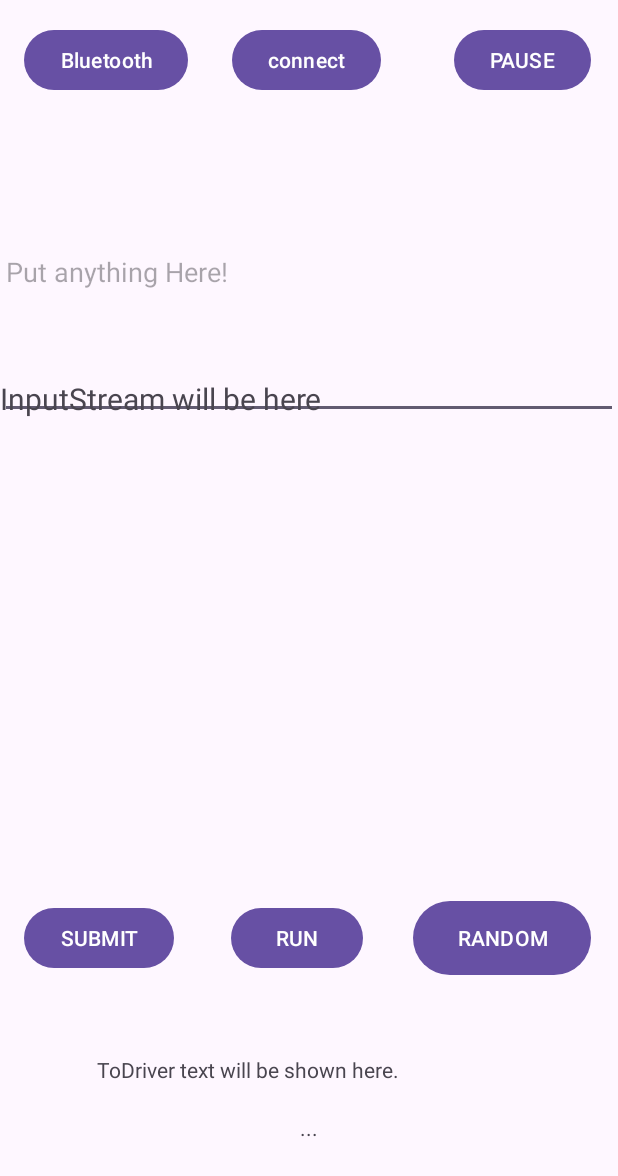
After one commit to femtelemetry/FEM21App, an Android app: the layout main_disp_temp.xml on its own in the app's theme, with its tools: preview values and no code run, on a phone screen of 412 x 824 dp. The commit adds this screen. Shown: the top 1176 px of the screen. Run offline under Robolectric (Android 15) with nearby library versions, the phone set to English and light mode, and no system bars.

Commit message:
Added Default Layout for Ignition/Starting (火入れ) Process

```diff
--- a/app/build.gradle.kts
+++ b/app/build.gradle.kts
@@ -10,7 +10,7 @@ android {
 
     defaultConfig {
         applicationId = "com.example.fem21application"
-        minSdk = 32
+        minSdk = 31
         targetSdk = 34
         versionCode = 1
         versionName = "1.0"
--- a/app/src/main/AndroidManifest.xml
+++ b/app/src/main/AndroidManifest.xml
@@ -17,7 +17,7 @@
         android:label="@string/app_name"
         android:roundIcon="@mipmap/ic_launcher_round"
         android:supportsRtl="true"
-        android:theme="@style/Theme.FEM21Application"
+        android:theme="@style/Base.Theme.FEM21Application"
         tools:targetApi="31">
 
         <service
--- /dev/null
+++ b/app/src/main/res/drawable/custom_batterybar.xml
@@ -0,0 +1,16 @@
+<layer-list xmlns:android="http://schemas.android.com/apk/res/android">
+    <item android:id="@android:id/background">
+        <shape>
+            <corners android:radius="5dp" />
+            <solid android:color="@color/black" /> <!-- Background color -->
+        </shape>
+    </item>
+    <item android:id="@android:id/progress">
+        <clip>
+            <shape>
+                <corners android:radius="5dp" />
+                <solid android:color="#00FF00"/>
+            </shape>
+        </clip>
+    </item>
+</layer-list>
--- /dev/null
+++ b/app/src/main/res/drawable/custom_solid.xml
@@ -0,0 +1,15 @@
+<layer-list xmlns:android="http://schemas.android.com/apk/res/android">
+    <item android:id="@android:id/background">
+        <shape>
+            <corners android:radius="5dp" />
+            <solid android:color="@color/white" /> <!-- Background color -->
+        </shape>
+    </item>
+    <item android:id="@android:id/progress">
+        <clip>
+            <shape>
+                <solid android:color="@color/white"/>
+            </shape>
+        </clip>
+    </item>
+</layer-list>
--- /dev/null
+++ b/app/src/main/res/layout-land/main_disp_temp.xml
@@ -0,0 +1,239 @@
+<?xml version="1.0" encoding="utf-8"?>
+<androidx.constraintlayout.widget.ConstraintLayout xmlns:android="http://schemas.android.com/apk/res/android"
+    xmlns:app="http://schemas.android.com/apk/res-auto"
+    xmlns:tools="http://schemas.android.com/tools"
+    android:layout_width="match_parent"
+    android:layout_height="match_parent"
+    tools:context=".MainActivity">
+
+    <EditText
+        android:id="@+id/textBox"
+        android:layout_width="0dp"
+        android:layout_height="0dp"
+        android:layout_marginTop="84dp"
+        android:layout_marginBottom="424dp"
+        android:autofillHints="Any Text"
+        android:hint="Put anything Here!"
+        android:inputType="text"
+        android:visibility="gone"
+        app:layout_constraintBottom_toTopOf="@+id/textView2"
+        app:layout_constraintEnd_toEndOf="parent"
+        app:layout_constraintStart_toStartOf="parent"
+        app:layout_constraintTop_toTopOf="parent" />
+
+    <ScrollView
+        android:id="@+id/scrollView"
+        android:layout_width="0dp"
+        android:layout_height="320dp"
+        android:visibility="gone"
+        app:layout_constraintBottom_toBottomOf="@+id/textView2"
+        app:layout_constraintEnd_toEndOf="parent"
+        app:layout_constraintHorizontal_bias="0.0"
+        app:layout_constraintStart_toStartOf="parent"
+        app:layout_constraintTop_toTopOf="parent"
+        app:layout_constraintVertical_bias="0.0">
+
+        <TextView
+            android:id="@+id/InputStream"
+            android:layout_width="match_parent"
+            android:layout_height="wrap_content"
+            android:maxLines="@integer/google_play_services_version"
+            android:scrollbars="vertical"
+            android:text="InputStream will be here\n"
+            android:textSize="20dp"
+            android:visibility="gone"
+            tools:layout_editor_absoluteY="178dp" />
+
+    </ScrollView>
+
+    <Button
+        android:id="@+id/randomButton"
+        android:layout_width="0dp"
+        android:layout_height="57dp"
+        android:layout_marginEnd="18dp"
+        android:text="RANDOM"
+        android:visibility="gone"
+        app:layout_constraintBaseline_toBaselineOf="@+id/runButton"
+        app:layout_constraintEnd_toEndOf="parent"
+        app:layout_constraintStart_toEndOf="@+id/runButton"
+        app:rippleColor="#03A9F4"
+        app:strokeColor="#03A9F4" />
+
+    <Button
+        android:id="@+id/submitButton"
+        android:layout_width="wrap_content"
+        android:layout_height="wrap_content"
+        android:layout_marginStart="16dp"
+        android:layout_marginEnd="38dp"
+        android:text="SUBMIT"
+        android:visibility="gone"
+        app:layout_constraintBaseline_toBaselineOf="@+id/runButton"
+        app:layout_constraintEnd_toStartOf="@+id/runButton"
+        app:layout_constraintStart_toStartOf="parent" />
+
+    <Button
+        android:id="@+id/runButton"
+        android:layout_width="wrap_content"
+        android:layout_height="wrap_content"
+        android:layout_marginTop="29dp"
+        android:layout_marginEnd="33dp"
+        android:text="RUN"
+        android:visibility="gone"
+        app:layout_constraintEnd_toStartOf="@+id/randomButton"
+        app:layout_constraintStart_toEndOf="@+id/submitButton"
+        app:layout_constraintTop_toBottomOf="@+id/scrollView" />
+
+    <Button
+        android:id="@+id/bluetoothButton"
+        android:layout_width="wrap_content"
+        android:layout_height="wrap_content"
+        android:layout_marginStart="16dp"
+        android:layout_marginTop="16dp"
+        android:text="Bluetooth"
+        android:visibility="gone"
+        app:layout_constraintEnd_toStartOf="@+id/connectButton"
+        app:layout_constraintHorizontal_chainStyle="spread_inside"
+        app:layout_constraintStart_toStartOf="parent"
+        app:layout_constraintTop_toTopOf="parent" />
+
+    <Button
+        android:id="@+id/connectButton"
+        android:layout_width="wrap_content"
+        android:layout_height="wrap_content"
+        android:layout_marginTop="16dp"
+        android:layout_marginEnd="20dp"
+        android:text="connect"
+        android:visibility="gone"
+        app:layout_constraintEnd_toStartOf="@+id/pauseButton"
+        app:layout_constraintStart_toEndOf="@+id/bluetoothButton"
+        app:layout_constraintTop_toTopOf="parent" />
+
+    <Button
+        android:id="@+id/pauseButton"
+        android:layout_width="wrap_content"
+        android:layout_height="wrap_content"
+        android:layout_marginTop="16dp"
+        android:layout_marginEnd="18dp"
+        android:text="PAUSE"
+        android:visibility="gone"
+        app:layout_constraintEnd_toEndOf="parent"
+        app:layout_constraintStart_toEndOf="@+id/connectButton"
+        app:layout_constraintTop_toTopOf="parent" />
+
+    <TextView
+        android:id="@+id/ToDriverText"
+        android:layout_width="333dp"
+        android:layout_height="78dp"
+        android:layout_marginStart="39dp"
+        android:layout_marginEnd="39dp"
+        android:layout_marginBottom="4dp"
+        android:text="..."
+        android:textAlignment="center"
+        android:visibility="gone"
+        app:layout_constraintBottom_toBottomOf="parent"
+        app:layout_constraintEnd_toEndOf="parent"
+        app:layout_constraintHorizontal_bias="0.0"
+        app:layout_constraintStart_toStartOf="parent" />
+
+    <TextView
+        android:id="@+id/textView2"
+        android:layout_width="283dp"
+        android:layout_height="25dp"
+        android:layout_marginStart="65dp"
+        android:layout_marginEnd="65dp"
+        android:layout_marginBottom="95dp"
+        android:text="ToDriver text will be shown here."
+        android:visibility="gone"
+        app:layout_constraintBottom_toBottomOf="parent"
+        app:layout_constraintEnd_toEndOf="parent"
+        app:layout_constraintStart_toStartOf="parent"
+        app:layout_constraintTop_toBottomOf="@+id/textBox" />
+
+
+
+
+
+    <ProgressBar
+        android:id="@+id/bttBar"
+        android:layout_width="match_parent"
+        android:layout_height="60dp"
+        style="@android:style/Widget.ProgressBar.Horizontal"
+        android:progressDrawable="@drawable/custom_batterybar"
+        android:max="100"
+        android:progress="50"
+        app:layout_constraintTop_toTopOf="parent"/>
+
+    <ImageView
+        android:layout_width="match_parent"
+        android:layout_height="5dp"
+        app:layout_constraintBottom_toBottomOf="@id/bttBar"
+        android:background="@drawable/custom_solid"
+        />
+
+    <androidx.constraintlayout.widget.ConstraintLayout
+        android:id="@+id/centerCell"
+        android:layout_width="250dp"
+        android:layout_height="0dp"
+        app:layout_constraintTop_toBottomOf="@id/bttBar"
+        app:layout_constraintBottom_toBottomOf="parent"
+        app:layout_constraintEnd_toEndOf="parent"
+        app:layout_constraintStart_toStartOf="parent"
+        android:gravity="center_horizontal">
+
+        <ImageView
+            android:id="@+id/hvSymbol"
+            android:layout_width="wrap_content"
+            android:layout_height="wrap_content"
+            app:layout_constraintEnd_toEndOf="parent"
+            app:layout_constraintStart_toStartOf="parent"
+            app:layout_constraintTop_toTopOf="parent"
+            android:layout_marginTop="20dp"
+            android:background="@drawable/hv"
+            />
+
+        <TextView
+            android:id="@+id/ignitionTitle"
+            android:layout_width="match_parent"
+            android:layout_height="wrap_content"
+            android:text="火入れ"
+            android:textSize="50dp"
+            android:textAlignment="center"
+            app:layout_constraintTop_toBottomOf="@id/hvSymbol"
+            />
+
+        <TextView
+            android:id="@+id/fieldVCMInfo"
+            android:layout_width="match_parent"
+            android:layout_height="0dp"
+            android:text="VCMInfo"
+            android:textSize="20dp"
+            android:gravity="center"
+            app:layout_constraintTop_toBottomOf="@id/ignitionTitle"
+            app:layout_constraintBottom_toBottomOf="parent"
+            />
+
+    </androidx.constraintlayout.widget.ConstraintLayout>
+
+    <RelativeLayout
+        android:id="@+id/leftCell"
+        android:layout_width="0dp"
+        android:layout_height="0dp"
+        app:layout_constraintTop_toBottomOf="@id/bttBar"
+        app:layout_constraintBottom_toBottomOf="parent"
+        app:layout_constraintEnd_toStartOf="@id/centerCell"
+        app:layout_constraintStart_toStartOf="parent">
+
+    </RelativeLayout>
+
+    <RelativeLayout
+        android:id="@+id/rightCell"
+        android:layout_width="250dp"
+        android:layout_height="0dp"
+        app:layout_constraintTop_toBottomOf="@id/bttBar"
+        app:layout_constraintBottom_toBottomOf="parent"
+        app:layout_constraintEnd_toEndOf="parent"
+        app:layout_constraintStart_toEndOf="@id/centerCell">
+
+    </RelativeLayout>
+
+</androidx.constraintlayout.widget.ConstraintLayout>
--- /dev/null
+++ b/app/src/main/res/layout/main_disp_temp.xml
@@ -0,0 +1,140 @@
+<?xml version="1.0" encoding="utf-8"?>
+<androidx.constraintlayout.widget.ConstraintLayout xmlns:android="http://schemas.android.com/apk/res/android"
+    xmlns:app="http://schemas.android.com/apk/res-auto"
+    xmlns:tools="http://schemas.android.com/tools"
+    android:layout_width="match_parent"
+    android:layout_height="match_parent"
+    tools:context=".MainActivity">
+
+    <EditText
+        android:id="@+id/textBox"
+        android:layout_width="0dp"
+        android:layout_height="0dp"
+        android:layout_marginTop="84dp"
+        android:layout_marginBottom="424dp"
+        android:autofillHints="Any Text"
+        android:hint="Put anything Here!"
+        android:inputType="text"
+        app:layout_constraintBottom_toTopOf="@+id/textView2"
+        app:layout_constraintEnd_toEndOf="parent"
+        app:layout_constraintStart_toStartOf="parent"
+        app:layout_constraintTop_toTopOf="parent" />
+
+    <ScrollView
+        android:id="@+id/scrollView"
+        android:layout_width="0dp"
+        android:layout_height="320dp"
+        app:layout_constraintBottom_toBottomOf="parent"
+        app:layout_constraintEnd_toEndOf="parent"
+        app:layout_constraintStart_toStartOf="parent"
+        app:layout_constraintTop_toTopOf="parent">
+
+        <TextView
+            android:id="@+id/InputStream"
+            android:layout_width="match_parent"
+            android:layout_height="wrap_content"
+            android:maxLines="@integer/google_play_services_version"
+            android:scrollbars="vertical"
+            android:text="InputStream will be here\n"
+            android:textSize="20dp"
+            tools:layout_editor_absoluteY="178dp" />
+
+    </ScrollView>
+
+    <Button
+        android:id="@+id/randomButton"
+        android:layout_width="0dp"
+        android:layout_height="57dp"
+        android:layout_marginEnd="18dp"
+        android:text="RANDOM"
+        app:layout_constraintBaseline_toBaselineOf="@+id/runButton"
+        app:layout_constraintEnd_toEndOf="parent"
+        app:layout_constraintStart_toEndOf="@+id/runButton"
+        app:rippleColor="#03A9F4"
+        app:strokeColor="#03A9F4" />
+
+    <Button
+        android:id="@+id/submitButton"
+        android:layout_width="wrap_content"
+        android:layout_height="wrap_content"
+        android:layout_marginStart="16dp"
+        android:layout_marginEnd="38dp"
+        android:text="SUBMIT"
+        app:layout_constraintBaseline_toBaselineOf="@+id/runButton"
+        app:layout_constraintEnd_toStartOf="@+id/runButton"
+        app:layout_constraintStart_toStartOf="parent" />
+
+    <Button
+        android:id="@+id/runButton"
+        android:layout_width="wrap_content"
+        android:layout_height="wrap_content"
+        android:layout_marginTop="29dp"
+        android:layout_marginEnd="33dp"
+        android:text="RUN"
+        app:layout_constraintEnd_toStartOf="@+id/randomButton"
+        app:layout_constraintStart_toEndOf="@+id/submitButton"
+        app:layout_constraintTop_toBottomOf="@+id/scrollView" />
+
+    <Button
+        android:id="@+id/bluetoothButton"
+        android:layout_width="wrap_content"
+        android:layout_height="wrap_content"
+        android:layout_marginStart="16dp"
+        android:layout_marginTop="16dp"
+        android:text="Bluetooth"
+        app:layout_constraintEnd_toStartOf="@+id/connectButton"
+        app:layout_constraintHorizontal_chainStyle="spread_inside"
+        app:layout_constraintStart_toStartOf="parent"
+        app:layout_constraintTop_toTopOf="parent" />
+
+    <Button
+        android:id="@+id/connectButton"
+        android:layout_width="wrap_content"
+        android:layout_height="wrap_content"
+        android:layout_marginTop="16dp"
+        android:layout_marginEnd="20dp"
+        android:text="connect"
+        app:layout_constraintEnd_toStartOf="@+id/pauseButton"
+        app:layout_constraintStart_toEndOf="@+id/bluetoothButton"
+        app:layout_constraintTop_toTopOf="parent" />
+
+    <Button
+        android:id="@+id/pauseButton"
+        android:layout_width="wrap_content"
+        android:layout_height="wrap_content"
+        android:layout_marginTop="16dp"
+        android:layout_marginEnd="18dp"
+        android:text="PAUSE"
+        app:layout_constraintEnd_toEndOf="parent"
+        app:layout_constraintStart_toEndOf="@+id/connectButton"
+        app:layout_constraintTop_toTopOf="parent" />
+
+    <TextView
+        android:id="@+id/ToDriverText"
+        android:layout_width="333dp"
+        android:layout_height="78dp"
+        android:layout_marginStart="39dp"
+        android:layout_marginEnd="39dp"
+        android:layout_marginBottom="4dp"
+        android:text="..."
+        android:textAlignment="center"
+        app:layout_constraintBottom_toBottomOf="parent"
+        app:layout_constraintEnd_toEndOf="parent"
+        app:layout_constraintHorizontal_bias="0.0"
+        app:layout_constraintStart_toStartOf="parent" />
+
+    <TextView
+        android:id="@+id/textView2"
+        android:layout_width="283dp"
+        android:layout_height="25dp"
+        android:layout_marginStart="65dp"
+        android:layout_marginEnd="65dp"
+        android:layout_marginBottom="95dp"
+        android:text="ToDriver text will be shown here."
+        app:layout_constraintBottom_toBottomOf="parent"
+        app:layout_constraintEnd_toEndOf="parent"
+        app:layout_constraintStart_toStartOf="parent"
+        app:layout_constraintTop_toBottomOf="@+id/textBox" />
+
+
+</androidx.constraintlayout.widget.ConstraintLayout>
--- a/app/src/main/res/values-night/themes.xml
+++ b/app/src/main/res/values-night/themes.xml
@@ -3,5 +3,6 @@
     <style name="Base.Theme.FEM21Application" parent="Theme.Material3.DayNight.NoActionBar">
         <!-- Customize your dark theme here. -->
         <!-- <item name="colorPrimary">@color/my_dark_primary</item> -->
+        <item name="android:windowFullscreen">true</item>
     </style>
 </resources>
--- a/app/src/main/res/values/colors.xml
+++ b/app/src/main/res/values/colors.xml
@@ -2,4 +2,5 @@
 <resources>
     <color name="black">#FF000000</color>
     <color name="white">#FFFFFFFF</color>
+    <color name="good_green">#00BF63</color>
 </resources>
--- a/app/src/main/res/values/themes.xml
+++ b/app/src/main/res/values/themes.xml
@@ -3,7 +3,6 @@
     <style name="Base.Theme.FEM21Application" parent="Theme.Material3.DayNight.NoActionBar">
         <!-- Customize your light theme here. -->
         <!-- <item name="colorPrimary">@color/my_light_primary</item> -->
+        <item name="android:windowFullscreen">true</item>
     </style>
-
-    <style name="Theme.FEM21Application" parent="Base.Theme.FEM21Application" />
 </resources>
```
Also changed, not shown: app/src/main/java/com/example/fem21application/MainActivity.java (+55 -1 lines), app/src/main/res/layout-land/activity_main.xml (added, +140 -0 lines), app/src/main/res/drawable/hv.png (added).
